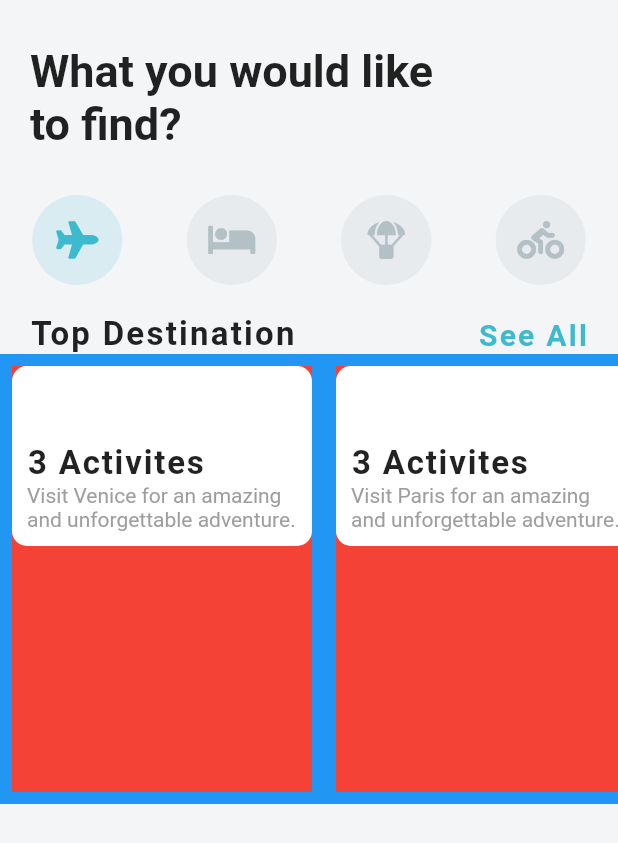
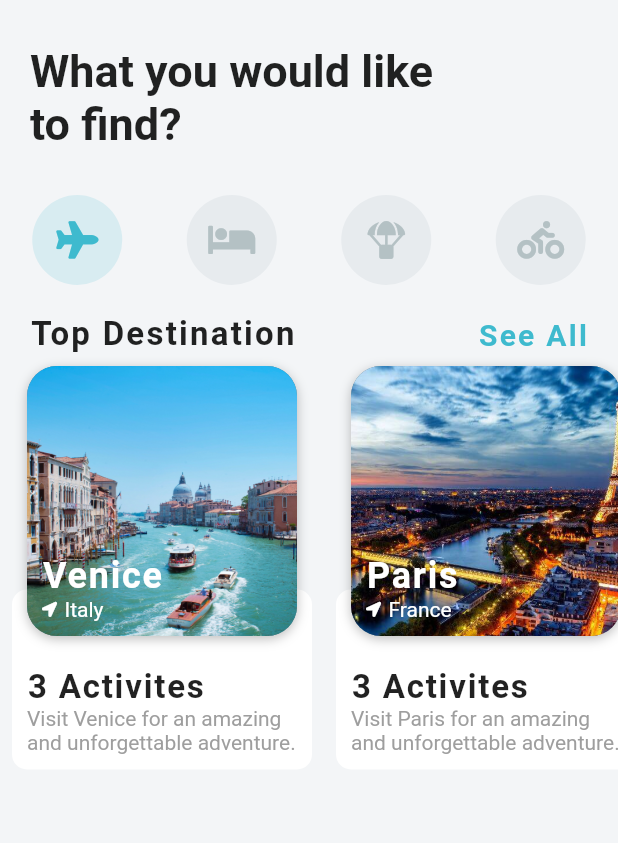
Before and after one commit to Adil-Rangila/travel_ui_flutter, a Flutter app: the screen it shows after launch, on a phone screen of 412 x 824 dp. Shown: the top 843 px of the screen. Run offline on Flutter 3.47's test engine with Material 2 defaults, Android fonts, the phone set to English and light mode, and no system bars; our stand-ins replace font_awesome_flutter.

Commit message:
Destination Carosule 100% completed with image with stake text and style.

```diff
--- a/lib/widgets/destination_carousel.dart
+++ b/lib/widgets/destination_carousel.dart
@@ -1,5 +1,6 @@
 import 'package:flutter/cupertino.dart';
 import 'package:flutter/material.dart';
+import 'package:font_awesome_flutter/font_awesome_flutter.dart';
 import 'package:traveluiflutter/models/destination_model.dart';
 
 //destination carousel ............. UI
@@ -40,7 +41,6 @@ class DestinationCarousel extends StatelessWidget {
         //horizontal stake destination ui......................
         Container(
           height: 300.0,
-          color: Colors.blue,
           child: ListView.builder(
             scrollDirection: Axis.horizontal,
             itemCount: destinations.length,
@@ -49,10 +49,13 @@ class DestinationCarousel extends StatelessWidget {
               return Container(
                 margin: EdgeInsets.all(8.0),
                 width: 200.0,
-                color: Colors.red,
                 child: Stack(
+                  alignment: Alignment.topCenter,
                   children: <Widget>[
-                    Container(
+                    //title and description ui........................
+                    Positioned(
+                      bottom: 15.0,
+                      child: Container(
                         height: 120.0,
                         width: 200.0,
                         decoration: BoxDecoration(
@@ -83,6 +86,69 @@ class DestinationCarousel extends StatelessWidget {
                           ),
                         ),
                       ),
+                    ),
+                    //image stake..........................ui
+                    Container(
+                      decoration: BoxDecoration(
+                        color: Colors.blueGrey,
+                        borderRadius: BorderRadius.circular(20.0),
+                        boxShadow: [
+                          BoxShadow(
+                            color: Colors.black26,
+                            offset: Offset(0.0, 2.0),
+                            blurRadius: 6.0,
+                          ),
+                        ],
+                      ),
+                      //imge and tex stake ....................ui
+                      child: Stack(
+                        children: <Widget>[
+                          ClipRRect(
+                            child: Image(
+                              image: AssetImage(destination.imageUrl),
+                              fit: BoxFit.cover,
+                              height: 180.0,
+                              width: 180.0,
+                            ),
+                            borderRadius: BorderRadius.circular(20.0),
+                          ),
+                          Positioned(
+                            left:10.0,
+                            bottom:10.0,
+                            child: Column(
+                              crossAxisAlignment: CrossAxisAlignment.start,
+                              children: <Widget>[
+                                Text(
+                                  destination.city,
+                                  style: TextStyle(
+                                    fontSize: 24.0,
+                                    color: Colors.white,
+                                    fontWeight: FontWeight.w600,
+                                    letterSpacing: 1.2,
+                                  ),
+                                ),
+                                Row(
+                                  children: <Widget>[
+                                    Icon(
+                                      FontAwesomeIcons.locationArrow,
+                                      size: 10.0,
+                                      color: Colors.white,
+                                    ),
+                                    SizedBox(width: 5.0),
+                                    Text(
+                                      destination.country,
+                                      style: TextStyle(
+                                        color: Colors.white,
+                                      ),
+                                    ),
+                                  ],
+                                ),
+                              ],
+                            ),
+                          ),
+                        ],
+                      ),
+                    ),
                   ],
                 ),
               );
```
Lines whose indentation alone changed are shown as unchanged.
